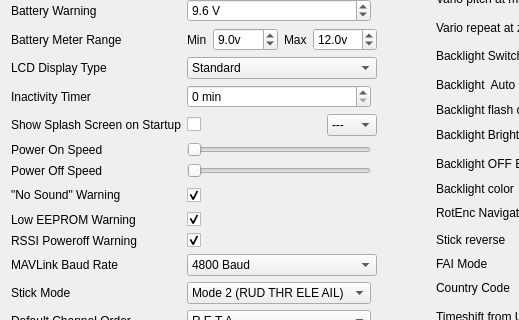
Qt form companion/src/generaledit/generalsetup.ui (opentx/opentx) before a commit; both pictures show x 0 to 519 and y 181 to 501 of the 809 by 880 pixel window.
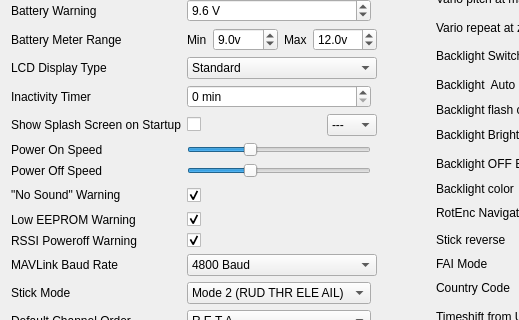
The same form after that commit.

What changed in the file:
```diff
--- a/companion/src/generaledit/generalsetup.ui
+++ b/companion/src/generaledit/generalsetup.ui
@@ -2423,8 +2423,11 @@
      </item>
      <item row="11" column="1">
       <widget class="QSlider" name="pwrOnSpeed">
+       <property name="minimum">
+        <number>-1</number>
+       </property>
        <property name="maximum">
-        <number>3</number>
+        <number>2</number>
        </property>
        <property name="orientation">
         <enum>Qt::Horizontal</enum>
@@ -2433,8 +2436,11 @@
      </item>
      <item row="12" column="1">
       <widget class="QSlider" name="pwrOffSpeed">
+       <property name="minimum">
+        <number>-1</number>
+       </property>
        <property name="maximum">
-        <number>3</number>
+        <number>2</number>
        </property>
        <property name="orientation">
         <enum>Qt::Horizontal</enum>
```
